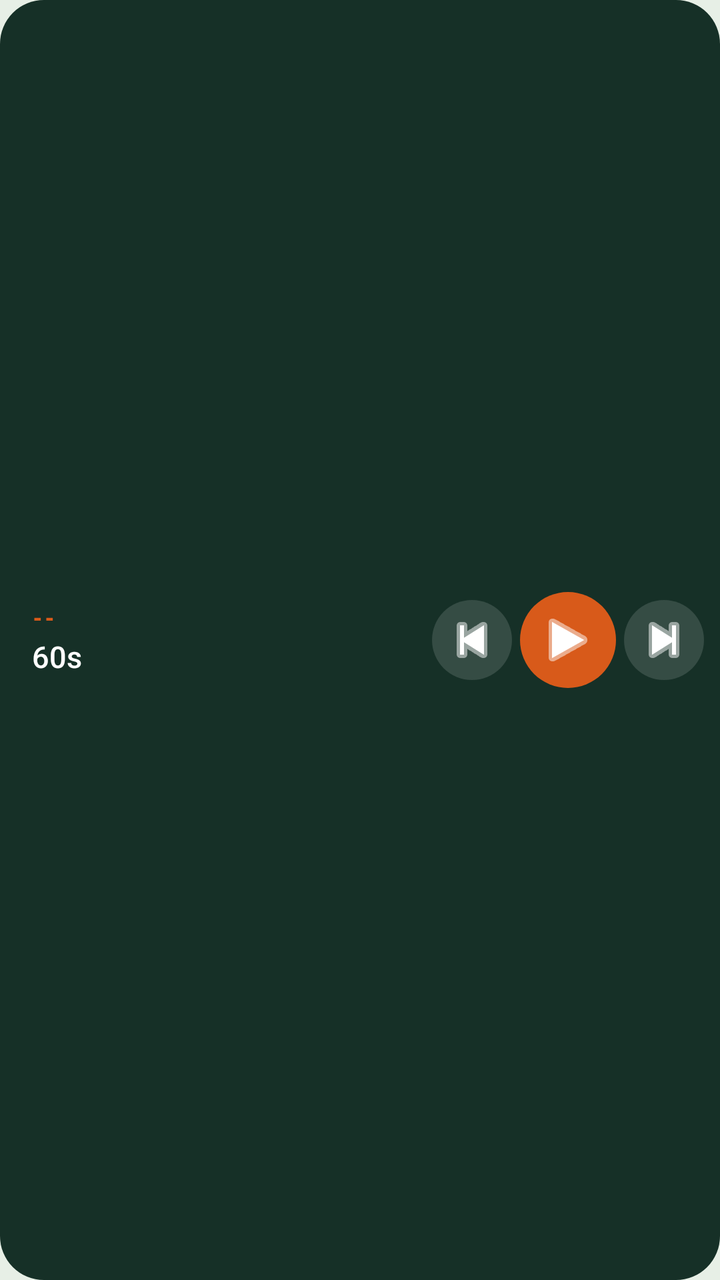
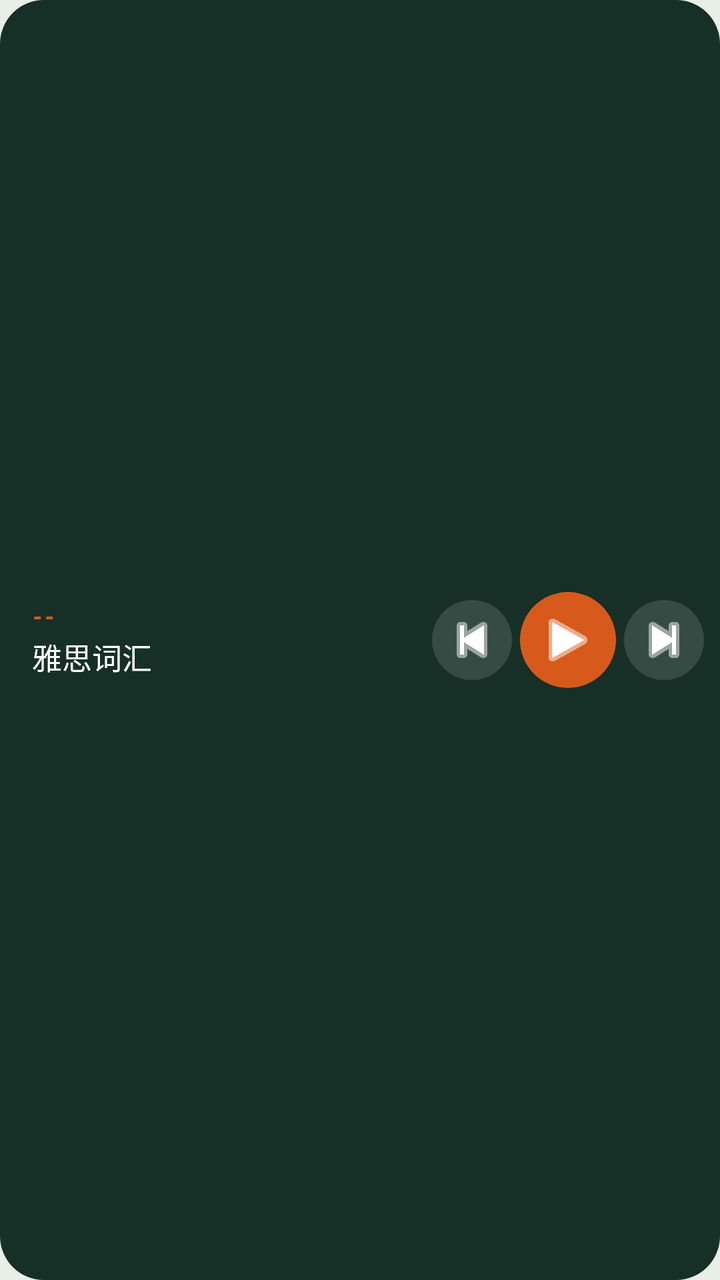

Before-and-after screenshots of an Android layout around one commit, followed by the original layout XML and the change that was made.
<!-- AndroidManifest.xml: application theme AppTheme -->
<!-- res/layout/widget_lesson_large.xml -->
<?xml version="1.0" encoding="utf-8"?>
<LinearLayout xmlns:android="http://schemas.android.com/apk/res/android"
    android:layout_width="match_parent"
    android:layout_height="match_parent"
    android:background="@drawable/widget_bg"
    android:gravity="center_vertical"
    android:orientation="horizontal"
    android:paddingStart="16dp"
    android:paddingEnd="8dp"
    android:paddingTop="10dp"
    android:paddingBottom="10dp">

  <LinearLayout
      android:id="@+id/widget_title_area"
      android:layout_width="0dp"
      android:layout_height="wrap_content"
      android:layout_weight="1"
      android:orientation="vertical">

    <TextView
        android:id="@+id/widget_number"
        android:layout_width="wrap_content"
        android:layout_height="wrap_content"
        android:fontFamily="sans-serif-black"
        android:letterSpacing="0.08"
        android:text="--"
        android:textColor="@color/widgetAccent"
        android:textSize="11sp" />

    <TextView
        android:id="@+id/widget_title"
        android:layout_width="match_parent"
        android:layout_height="wrap_content"
        android:layout_marginTop="2dp"
        android:ellipsize="end"
        android:fontFamily="sans-serif-medium"
        android:singleLine="true"
        android:text="60s"
        android:textColor="@color/widgetText"
        android:textSize="15sp" />
  </LinearLayout>

  <ImageButton
      android:id="@+id/widget_prev"
      android:layout_width="40dp"
      android:layout_height="40dp"
      android:background="@drawable/widget_btn_bg"
      android:contentDescription="上一篇"
      android:scaleType="centerInside"
      android:src="@android:drawable/ic_media_previous"
      android:tint="@color/widgetText" />

  <ImageButton
      android:id="@+id/widget_toggle"
      android:layout_width="48dp"
      android:layout_height="48dp"
      android:layout_marginStart="4dp"
      android:layout_marginEnd="4dp"
      android:background="@drawable/widget_btn_accent_bg"
      android:contentDescription="播放"
      android:scaleType="centerInside"
      android:src="@android:drawable/ic_media_play"
      android:tint="@color/widgetText" />

  <ImageButton
      android:id="@+id/widget_next"
      android:layout_width="40dp"
      android:layout_height="40dp"
      android:background="@drawable/widget_btn_bg"
      android:contentDescription="下一篇"
      android:scaleType="centerInside"
      android:src="@android:drawable/ic_media_next"
      android:tint="@color/widgetText" />
</LinearLayout>
<!-- resources referenced by this layout -->
<resources>
  <color name="widgetAccent">#D85A1A</color>
  <color name="widgetText">#FFFFFF</color>
  <!-- drawable widget_bg (drawable) -->
  <?xml version="1.0" encoding="utf-8"?>
  <shape xmlns:android="http://schemas.android.com/apk/res/android"
      android:shape="rectangle">
    <solid android:color="@color/widgetBackground" />
    <corners android:radius="22dp" />
  </shape>
  <!-- drawable widget_btn_accent_bg (drawable) -->
  <?xml version="1.0" encoding="utf-8"?>
  <shape xmlns:android="http://schemas.android.com/apk/res/android"
      android:shape="oval">
    <solid android:color="@color/widgetAccent" />
  </shape>
  <!-- drawable widget_btn_bg (drawable) -->
  <?xml version="1.0" encoding="utf-8"?>
  <shape xmlns:android="http://schemas.android.com/apk/res/android"
      android:shape="oval">
    <solid android:color="#22FFFFFF" />
  </shape>
  <style name="AppTheme" parent="Theme.AppCompat.Light.NoActionBar">
      <item name="android:editTextBackground">@drawable/rn_edit_text_material</item>
      <item name="colorPrimary">@color/colorPrimary</item>
      <item name="android:statusBarColor">#E7EFE6</item>
      <item name="android:navigationBarColor">#E7EFE6</item>
      <item name="android:windowIsTranslucent">false</item>
      <item name="android:windowIsFloating">false</item>
      <item name="android:windowBackground">#E7EFE6</item>
    </style>
  <color name="widgetBackground">#163027</color>
  <!-- drawable rn_edit_text_material (drawable) -->
  <?xml version="1.0" encoding="utf-8"?>
  <inset xmlns:android="http://schemas.android.com/apk/res/android"
         android:insetLeft="@dimen/abc_edit_text_inset_horizontal_material"
         android:insetRight="@dimen/abc_edit_text_inset_horizontal_material"
         android:insetTop="@dimen/abc_edit_text_inset_top_material"
         android:insetBottom="@dimen/abc_edit_text_inset_bottom_material"
         >
  
      <selector>
          
          <item android:state_enabled="false" android:drawable="@drawable/abc_textfield_default_mtrl_alpha"/>
          <item android:drawable="@drawable/abc_textfield_activated_mtrl_alpha"/>
      </selector>
  
  </inset>
  <color name="colorPrimary">#023c69</color>
</resources>

<!-- the commit's change to res/layout/widget_lesson_large.xml (unified diff, before → after) -->
@@ -35,7 +35,7 @@
         android:ellipsize="end"
         android:fontFamily="sans-serif-medium"
         android:singleLine="true"
-        android:text="60s"
+        android:text="雅思词汇"
         android:textColor="@color/widgetText"
         android:textSize="15sp" />
   </LinearLayout>
